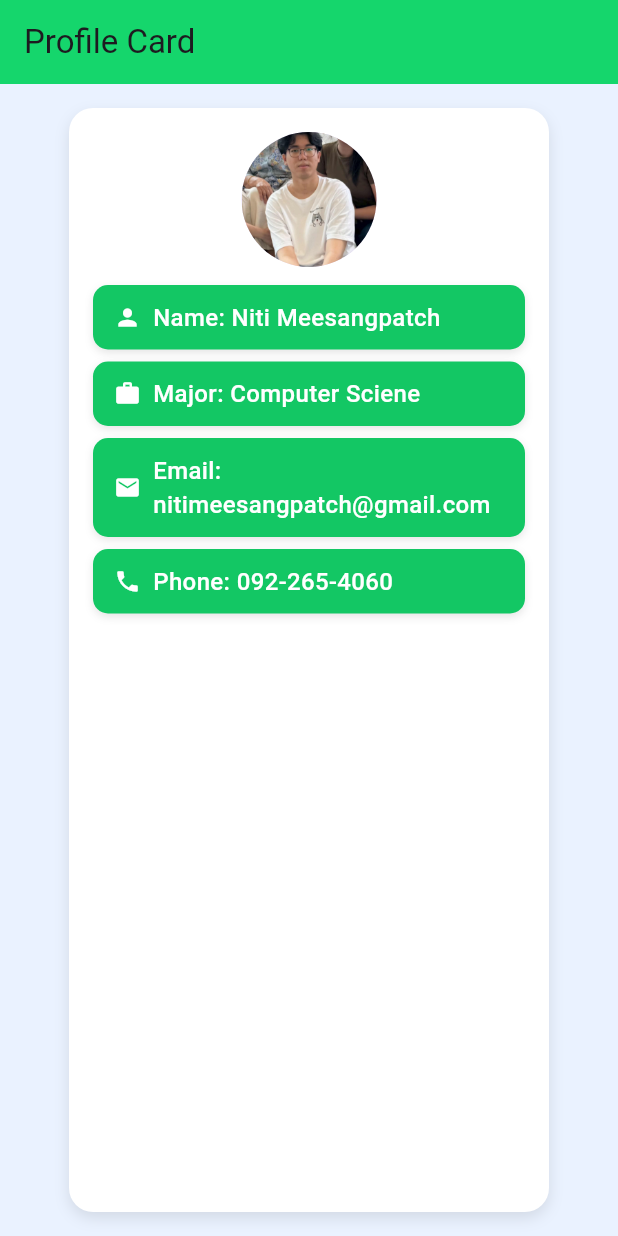
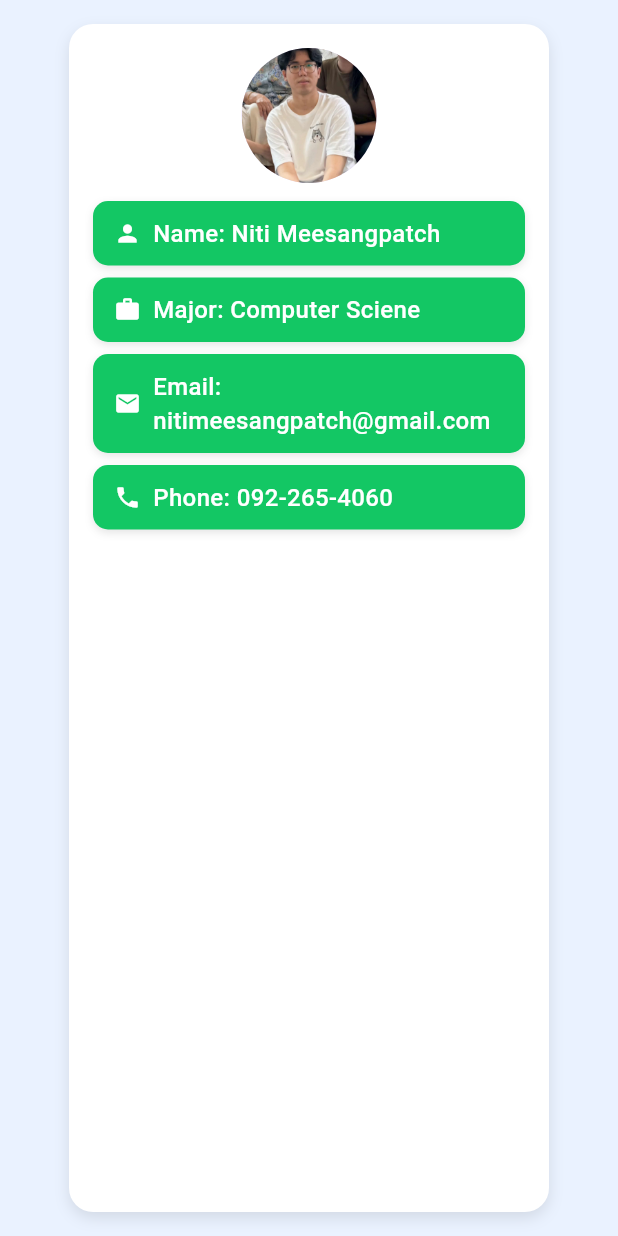
Before and after one commit to Meesangpatch-n/card, a Flutter app: the screen it shows after launch, on a phone screen of 412 x 824 dp. Run offline on Flutter 3.47's test engine with Material 3 defaults, Android fonts, the phone set to English and light mode, and no system bars.

Commit message:
Remove AppBar from Profile Card
Removed the AppBar from the Profile Card screen.

```diff
--- a/lib/main.dart
+++ b/lib/main.dart
@@ -12,10 +12,6 @@ class MyApp extends StatelessWidget {
       title: 'Profile Card',
       home: Scaffold(
         backgroundColor: const Color(0xFFEAF2FF),
-        appBar: AppBar(
-          title: const Text('Profile Card'),
-          backgroundColor: const Color.fromARGB(255, 21, 214, 108),
-        ),
         body: Center(
           child: ProfileCard(
             name: 'Niti Meesangpatch',
```
